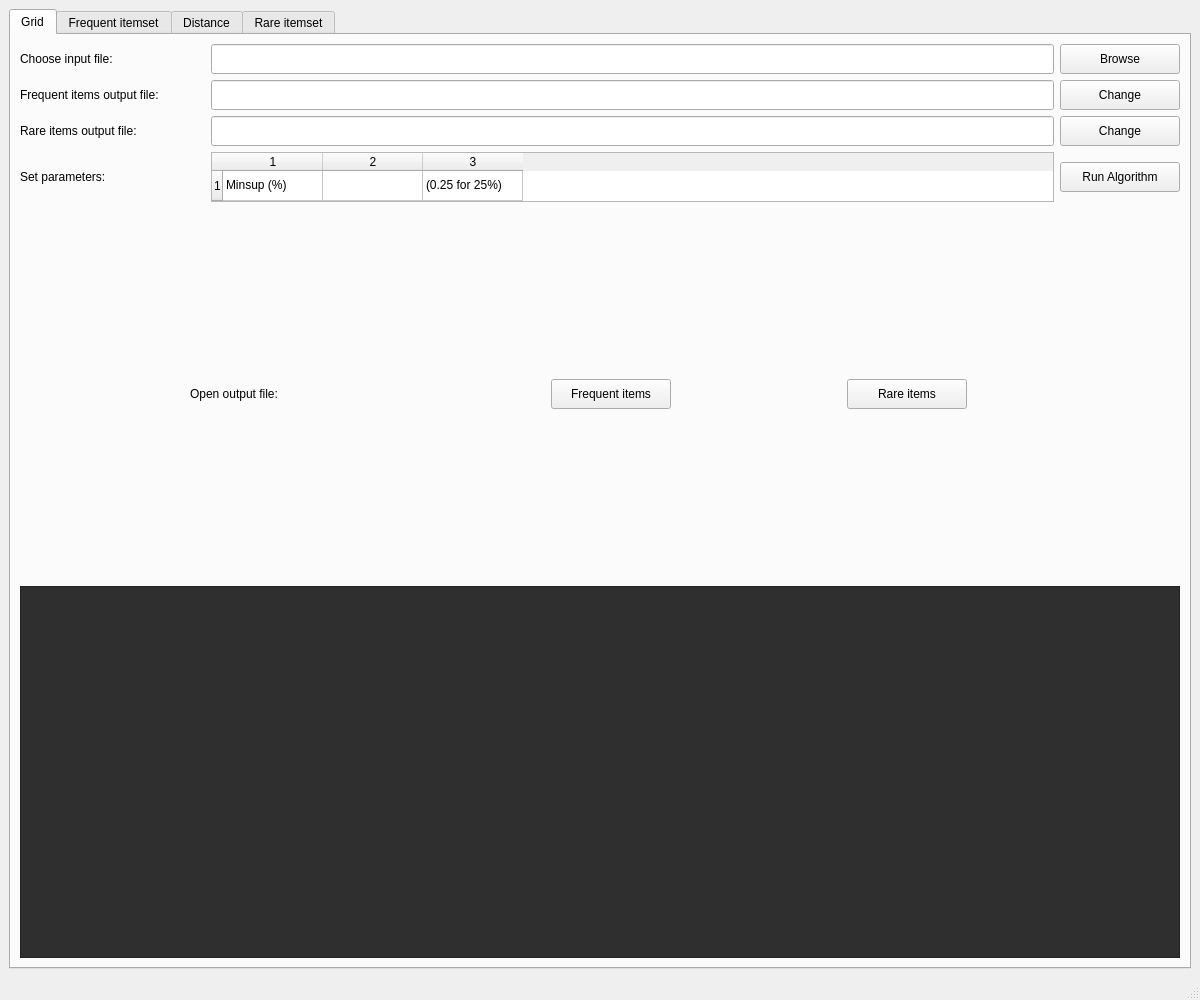
The window that AssociationRules/mainwindow.ui (fjovanovic/Association-Rules) describes before a commit, drawn with Qt 5.
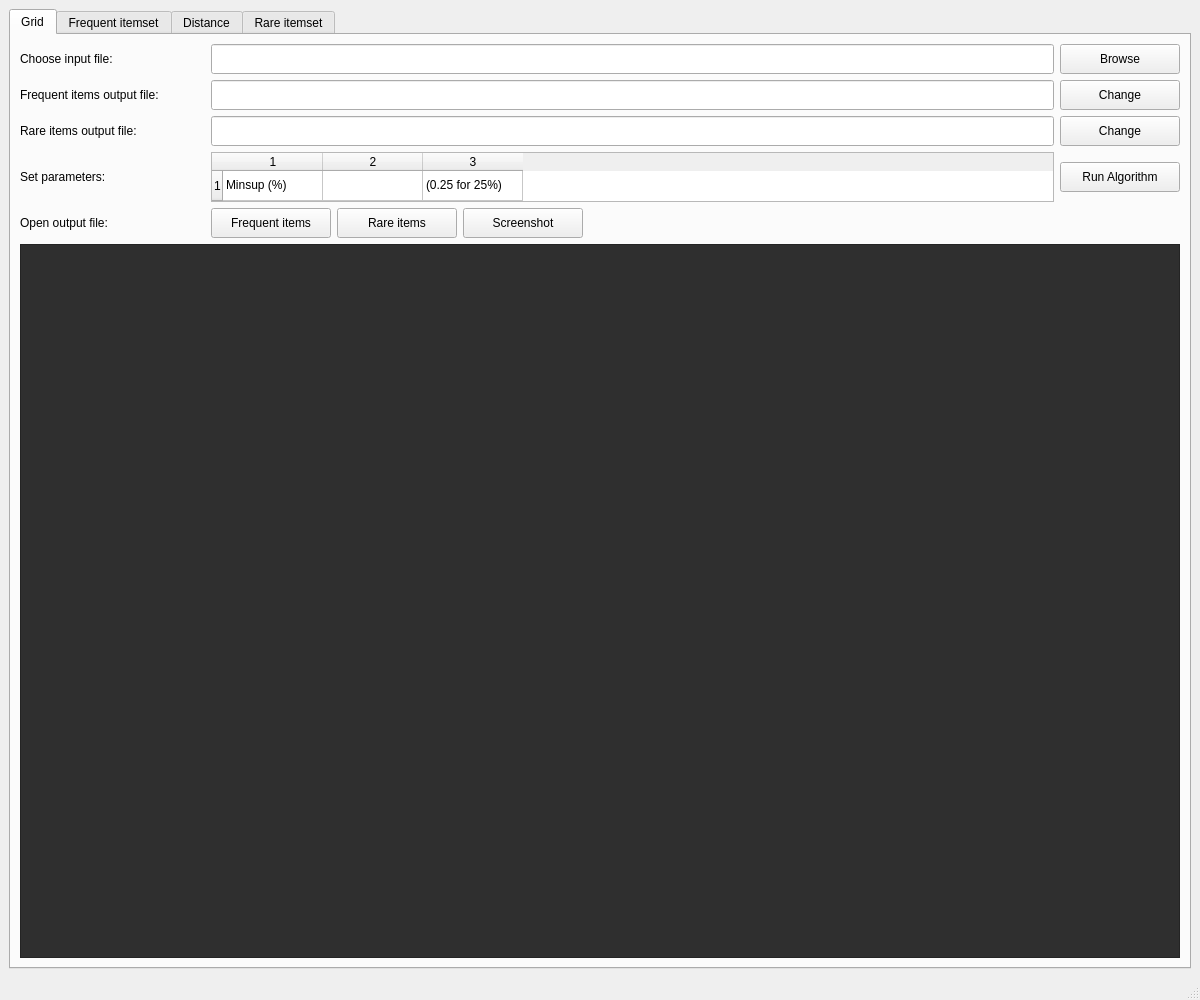
The same window after the commit.

Commit message: Added support for Screenshot button

What changed in the file:
```diff
--- a/AssociationRules/mainwindow.ui
+++ b/AssociationRules/mainwindow.ui
@@ -415,7 +415,29 @@
            </widget>
           </item>
           <item>
-           <spacer name="horizontalSpacer">
+           <widget class="QPushButton" name="gridScreenshotButton">
+            <property name="minimumSize">
+             <size>
+              <width>120</width>
+              <height>30</height>
+             </size>
+            </property>
+            <property name="maximumSize">
+             <size>
+              <width>120</width>
+              <height>30</height>
+             </size>
+            </property>
+            <property name="text">
+             <string>Screenshot</string>
+            </property>
+           </widget>
+          </item>
+          <item>
+           <spacer name="gridHorizontalSpacer02">
+            <property name="orientation">
+             <enum>Qt::Orientation::Horizontal</enum>
+            </property>
             <property name="sizeHint" stdset="0">
              <size>
               <width>40</width>
```
Left out of the diff: 4 changed lines with no effect on the pictures. The commit also changes 4 other files.
